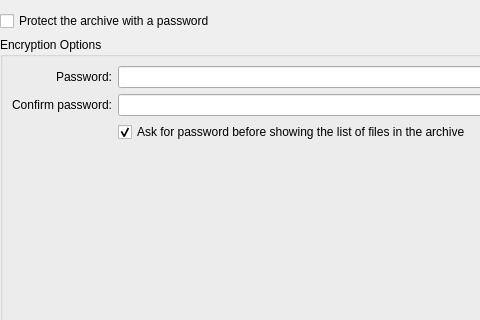
Above: kerfuffle/createdialog.ui from KDE/ark before the change; both pictures show x 0 to 480 and y 0 to 320 of the 799 by 496 pixel window. Below: the same form after it.
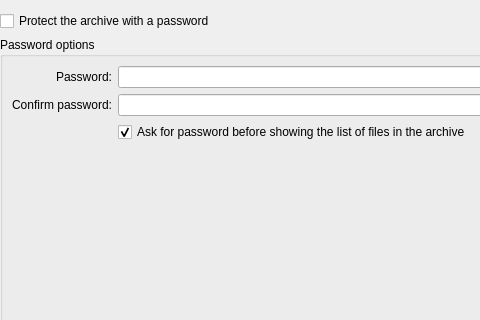
That is the form after the change.

Commit message:
Simplify user-visible string in CreateDialog
Not everyone knows what encryption is. This is also more consistent with the
message in the checkbox above, since both talk about passwords.

```diff
--- a/kerfuffle/createdialog.ui
+++ b/kerfuffle/createdialog.ui
@@ -42,7 +42,7 @@
       <enum>Qt::LeftToRight</enum>
      </property>
      <property name="title">
-      <string>Encryption Options</string>
+      <string>Password options</string>
      </property>
      <layout class="QGridLayout" name="gridLayout">
       <item row="0" column="1">
```
